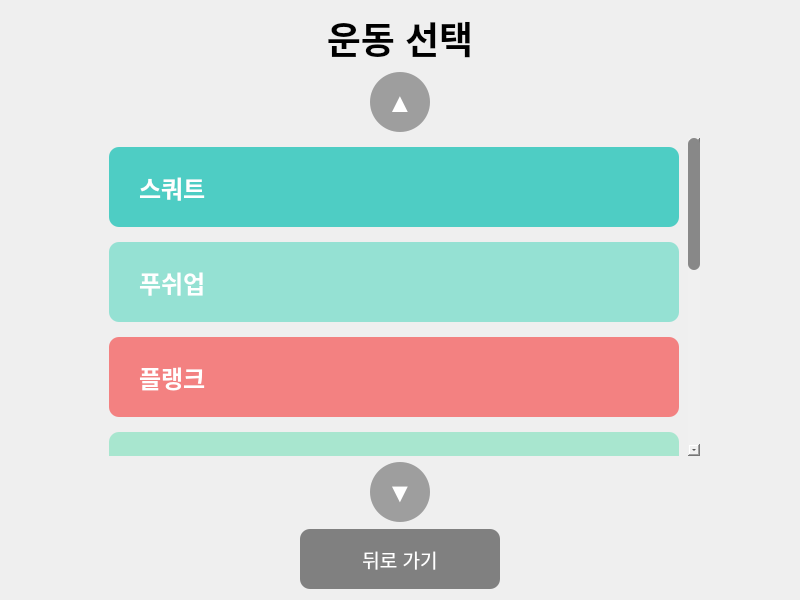
First picture: the form in Qt_app_v3/exercise_selection.ui, repository uniljetstream/New_Workout_Plan, before the edit.
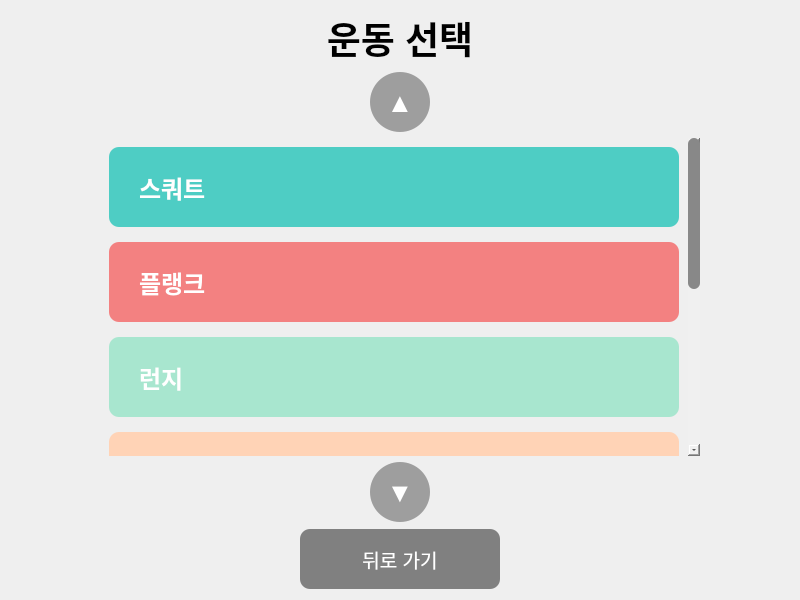
Second picture: the form after the edit.

Patch:
```diff
--- a/Qt_app_v3/exercise_selection.ui
+++ b/Qt_app_v3/exercise_selection.ui
@@ -165,29 +165,6 @@
            </property>
           </widget>
          </item>
-         <item>
-          <widget class="QPushButton" name="pushupButton">
-           <property name="minimumSize">
-            <size>
-             <width>0</width>
-             <height>80</height>
-            </size>
-           </property>
-           <property name="text">
-            <string>푸쉬업</string>
-           </property>
-           <property name="font">
-            <font>
-             <pointsize>18</pointsize>
-             <weight>75</weight>
-             <bold>true</bold>
-            </font>
-           </property>
-           <property name="styleSheet">
-            <string notr="true">background-color: #95E1D3; color: white; border-radius: 10px; text-align: left; padding-left: 30px;</string>
-           </property>
-          </widget>
-         </item>
          <item>
           <widget class="QPushButton" name="plankButton">
            <property name="minimumSize">
```
